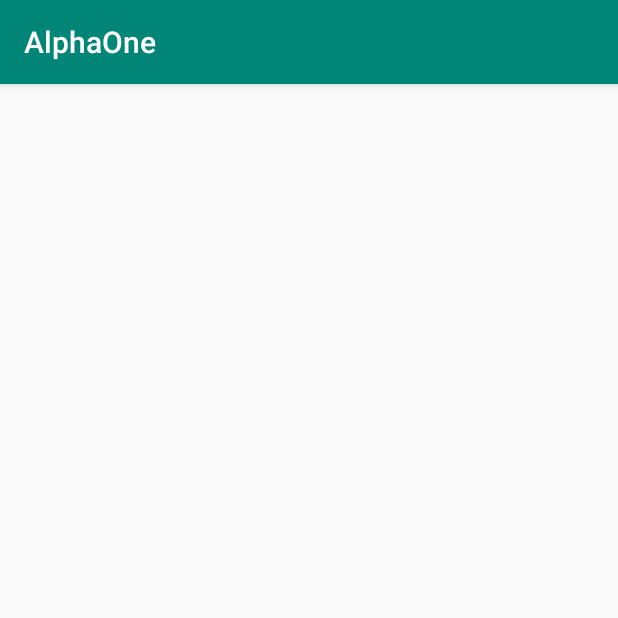
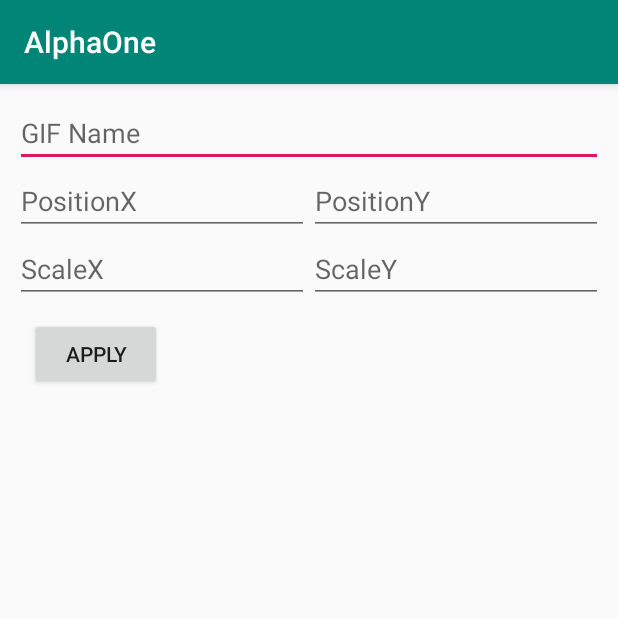
Before and after one commit to XDeveloper-India/Android-Live-Wallpaper-GIF, an Android app: the screen it shows after launch (SetWallpaper), on a phone screen of 412 x 824 dp, the top half of it. Run offline under Robolectric (Android 15) with nearby library versions, the phone set to English and light mode, and no system bars.

Commit message:
Added option to set the GIF, position and scale manually

```diff
--- a/app/build.gradle
+++ b/app/build.gradle
@@ -22,5 +22,4 @@ android {
 dependencies {
     implementation fileTree(dir: 'libs', include: ['*.jar'])
     implementation 'androidx.appcompat:appcompat:1.1.0'
-    implementation 'androidx.constraintlayout:constraintlayout:1.1.3'
 }
--- a/app/src/main/AndroidManifest.xml
+++ b/app/src/main/AndroidManifest.xml
@@ -6,6 +6,7 @@
         android:allowBackup="true"
         android:icon="@mipmap/ic_launcher"
         android:label="@string/app_name"
+        android:name=".MainApplication"
         android:roundIcon="@mipmap/ic_launcher_round"
         android:supportsRtl="true"
         android:theme="@style/AppTheme">
--- a/app/src/main/java/com/xdeveloper/alphaone/GIFWallpaperService.java
+++ b/app/src/main/java/com/xdeveloper/alphaone/GIFWallpaperService.java
@@ -12,6 +12,10 @@ import java.io.IOException;
 import java.io.PrintWriter;
 
 public class GIFWallpaperService extends WallpaperService {
+
+    private float posX,posY,scaleX,scaleY;
+    private String gif;
+
     public GIFWallpaperService() {
         super();
     }
@@ -19,6 +23,12 @@ public class GIFWallpaperService extends WallpaperService {
     @Override
     public void onCreate() {
         super.onCreate();
+        MainApplication application = (MainApplication) getApplication();
+        gif = application.gif;
+        scaleX = application.scaleX;
+        scaleY = application.scaleY;
+        posX = application.posX;
+        posY = application.posY;
     }
 
     @Override
@@ -35,7 +45,7 @@ public class GIFWallpaperService extends WallpaperService {
     public Engine onCreateEngine() {
         try {
             Movie movie = Movie.decodeStream(
-                    getResources().getAssets().open("alpha.gif"));
+                    getResources().getAssets().open(gif));
 
             return new GIFWallpaperEngine(movie);
         }catch(IOException e){
@@ -74,7 +84,8 @@ public class GIFWallpaperService extends WallpaperService {
                 canvas.save();
                 // Adjust size and position so that
                 // the image looks good on your screen
-                movie.draw(canvas, 0, 0);
+                canvas.scale(scaleX, scaleY);
+                movie.draw(canvas, posX, posY);
                 canvas.restore();
                 holder.unlockCanvasAndPost(canvas);
                 movie.setTime((int) (System.currentTimeMillis() % movie.duration()));
--- /dev/null
+++ b/app/src/main/java/com/xdeveloper/alphaone/MainApplication.java
@@ -0,0 +1,8 @@
+package com.xdeveloper.alphaone;
+
+import android.app.Application;
+
+public class MainApplication extends Application {
+    public String gif;
+    public float posX, posY, scaleX , scaleY;
+}
--- a/app/src/main/java/com/xdeveloper/alphaone/SetWallpaper.java
+++ b/app/src/main/java/com/xdeveloper/alphaone/SetWallpaper.java
@@ -6,6 +6,8 @@ import android.app.WallpaperManager;
 import android.content.ComponentName;
 import android.content.Intent;
 import android.os.Bundle;
+import android.view.View;
+import android.widget.EditText;
 
 public class SetWallpaper extends AppCompatActivity {
 
@@ -13,12 +15,21 @@ public class SetWallpaper extends AppCompatActivity {
     protected void onCreate(Bundle savedInstanceState) {
         super.onCreate(savedInstanceState);
         setContentView(R.layout.activity_set_wallpaper);
+
+    }
+
+
+    public void apply(View view) {
+        MainApplication application = (MainApplication) getApplication();
+        application.gif = ((EditText) findViewById(R.id.gif)).getText().toString();
+        application.posX = Float.parseFloat(((EditText) findViewById(R.id.positionX)).getText().toString());
+        application.posY = Float.parseFloat(((EditText) findViewById(R.id.positionY)).getText().toString());
+        application.scaleX = Float.parseFloat(((EditText) findViewById(R.id.scaleX)).getText().toString());
+        application.scaleY = Float.parseFloat(((EditText) findViewById(R.id.scaleY)).getText().toString());
         Intent intent = new Intent(
                 WallpaperManager.ACTION_CHANGE_LIVE_WALLPAPER);
         intent.putExtra(WallpaperManager.EXTRA_LIVE_WALLPAPER_COMPONENT,
                 new ComponentName(this, GIFWallpaperService.class));
         startActivity(intent);
     }
-
-
 }
--- a/app/src/main/res/layout/activity_set_wallpaper.xml
+++ b/app/src/main/res/layout/activity_set_wallpaper.xml
@@ -1,9 +1,66 @@
 <?xml version="1.0" encoding="utf-8"?>
-<androidx.constraintlayout.widget.ConstraintLayout xmlns:android="http://schemas.android.com/apk/res/android"
-    xmlns:app="http://schemas.android.com/apk/res-auto"
+<LinearLayout xmlns:android="http://schemas.android.com/apk/res/android"
     xmlns:tools="http://schemas.android.com/tools"
     android:layout_width="match_parent"
     android:layout_height="match_parent"
+    android:orientation="vertical"
+    android:padding="10dp"
     tools:context=".SetWallpaper">
 
-</androidx.constraintlayout.widget.ConstraintLayout>
+    <EditText
+        android:id="@+id/gif"
+        android:layout_width="match_parent"
+        android:layout_height="wrap_content"
+        android:hint="GIF Name" />
+
+    <LinearLayout
+        android:layout_width="match_parent"
+        android:layout_height="wrap_content"
+        android:orientation="horizontal">
+
+        <EditText
+            android:id="@+id/positionX"
+            android:layout_width="match_parent"
+            android:layout_height="wrap_content"
+            android:layout_weight="1"
+            android:hint="PositionX"
+            android:inputType="numberDecimal" />
+
+        <EditText
+            android:id="@+id/positionY"
+            android:layout_width="match_parent"
+            android:layout_height="wrap_content"
+            android:layout_weight="1"
+            android:hint="PositionY"
+            android:inputType="numberDecimal" />
+    </LinearLayout>
+
+    <LinearLayout
+        android:layout_width="match_parent"
+        android:layout_height="wrap_content"
+        android:orientation="horizontal">
+
+        <EditText
+            android:id="@+id/scaleX"
+            android:layout_width="match_parent"
+            android:layout_height="wrap_content"
+            android:layout_weight="1"
+            android:hint="ScaleX"
+            android:inputType="numberDecimal" />
+
+        <EditText
+            android:id="@+id/scaleY"
+            android:layout_width="match_parent"
+            android:layout_height="wrap_content"
+            android:layout_weight="1"
+            android:hint="ScaleY"
+            android:inputType="numberDecimal" />
+    </LinearLayout>
+
+    <Button
+        android:layout_width="wrap_content"
+        android:layout_height="wrap_content"
+        android:layout_margin="10dp"
+        android:onClick="apply"
+        android:text="Apply" />
+</LinearLayout>
```
